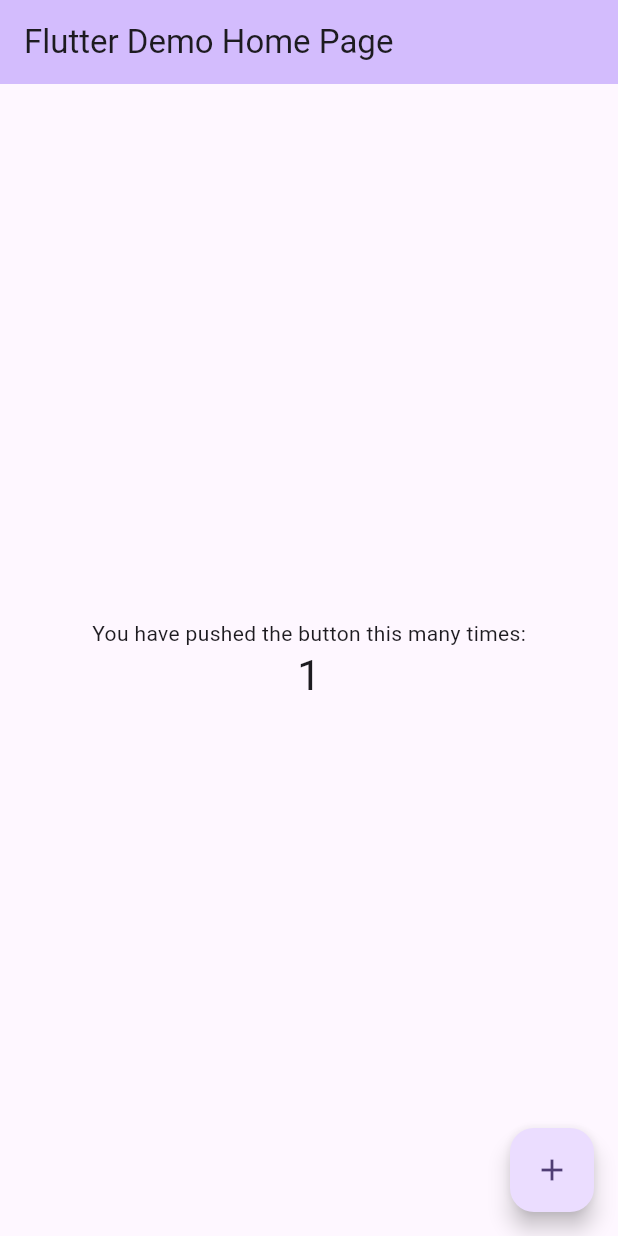
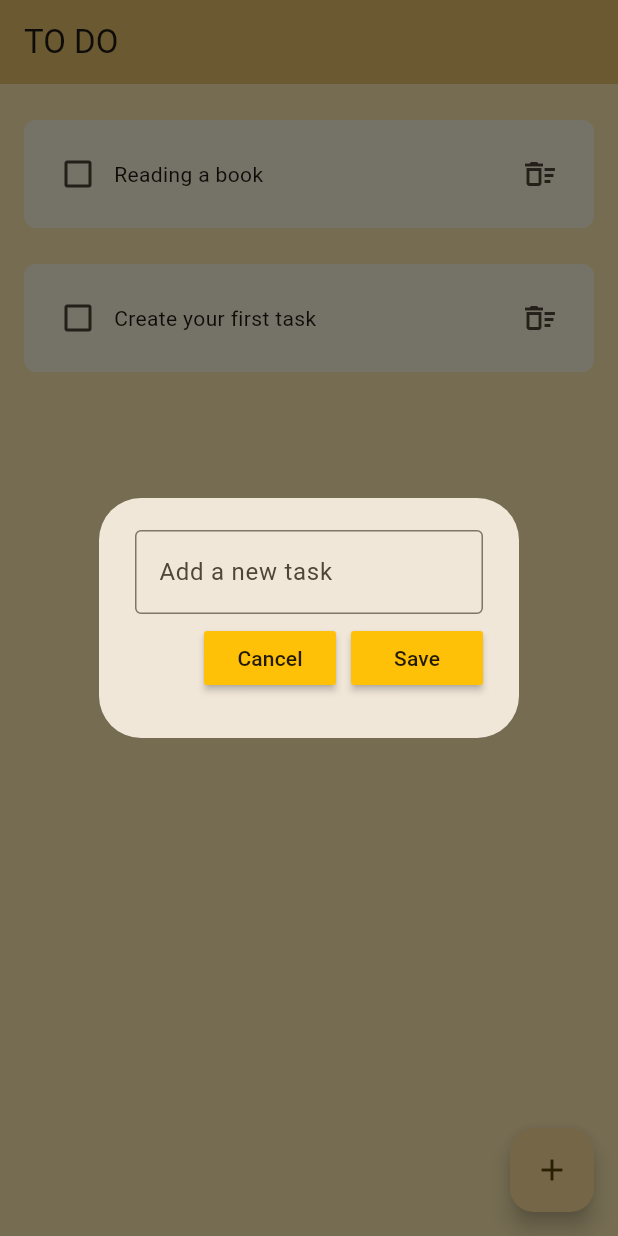
Before and after one commit to mbr1993/flutter_todo_app, a Flutter app: the screen it shows after launch, after a tap on the "add" icon, on a phone screen of 412 x 824 dp. Run offline on Flutter 3.47's test engine with Material 2 defaults, Android fonts, the phone set to English and light mode, and no system bars; drawn by our look-alikes of flutter_slidable; our stand-ins replace hive_flutter; accounts and stored records are empty.

Commit message:
finishing database

```diff
--- /dev/null
+++ b/lib/data/database.dart
@@ -0,0 +1,26 @@
+import 'package:hive_flutter/hive_flutter.dart';
+
+class ToDoDatabase {
+  List todoList = [];
+
+  //reference our box
+  final _myBox = Hive.box('myBox');
+
+  //run this method if it is a first time ever opening this app
+  createInitialData() {
+    todoList = [
+      ['Reading a book', false],
+      ['Create your first task', false],
+    ];
+  }
+
+  //load the data from database
+  loadData() {
+    todoList = _myBox.get('TODOLIST');
+  }
+
+  //update the database
+  updateData() {
+    _myBox.put('TODOLIST', todoList);
+  }
+}
--- a/lib/main.dart
+++ b/lib/main.dart
@@ -1,125 +1,27 @@
 import 'package:flutter/material.dart';
+import 'package:hive_flutter/hive_flutter.dart';
+import 'pages/home_page.dart';
 
-void main() {
+void main() async {
+  //init hive
+  await Hive.initFlutter();
+  //open box
+  var box = await Hive.openBox('myBox');
   runApp(const MyApp());
 }
 
 class MyApp extends StatelessWidget {
   const MyApp({super.key});
 
-  // This widget is the root of your application.
   @override
   Widget build(BuildContext context) {
     return MaterialApp(
-      title: 'Flutter Demo',
+      debugShowCheckedModeBanner: false,
       theme: ThemeData(
-        // This is the theme of your application.
-        //
-        // TRY THIS: Try running your application with "flutter run". You'll see
-        // the application has a blue toolbar. Then, without quitting the app,
-        // try changing the seedColor in the colorScheme below to Colors.green
-        // and then invoke "hot reload" (save your changes or press the "hot
-        // reload" button in a Flutter-supported IDE, or press "r" if you used
-        // the command line to start the app).
-        //
-        // Notice that the counter didn't reset back to zero; the application
-        // state is not lost during the reload. To reset the state, use hot
-        // restart instead.
-        //
-        // This works for code too, not just values: Most code changes can be
-        // tested with just a hot reload.
-        colorScheme: ColorScheme.fromSeed(seedColor: Colors.deepPurple),
+        colorScheme: ColorScheme.fromSeed(seedColor: Colors.amber),
         useMaterial3: true,
       ),
-      home: const MyHomePage(title: 'Flutter Demo Home Page'),
+      home: const MyHomePage(),
     );
   }
 }
-
-class MyHomePage extends StatefulWidget {
-  const MyHomePage({super.key, required this.title});
-
-  // This widget is the home page of your application. It is stateful, meaning
-  // that it has a State object (defined below) that contains fields that affect
-  // how it looks.
-
-  // This class is the configuration for the state. It holds the values (in this
-  // case the title) provided by the parent (in this case the App widget) and
-  // used by the build method of the State. Fields in a Widget subclass are
-  // always marked "final".
-
-  final String title;
-
-  @override
-  State<MyHomePage> createState() => _MyHomePageState();
-}
-
-class _MyHomePageState extends State<MyHomePage> {
-  int _counter = 0;
-
-  void _incrementCounter() {
-    setState(() {
-      // This call to setState tells the Flutter framework that something has
-      // changed in this State, which causes it to rerun the build method below
-      // so that the display can reflect the updated values. If we changed
-      // _counter without calling setState(), then the build method would not be
-      // called again, and so nothing would appear to happen.
-      _counter++;
-    });
-  }
-
-  @override
-  Widget build(BuildContext context) {
-    // This method is rerun every time setState is called, for instance as done
-    // by the _incrementCounter method above.
-    //
-    // The Flutter framework has been optimized to make rerunning build methods
-    // fast, so that you can just rebuild anything that needs updating rather
-    // than having to individually change instances of widgets.
-    return Scaffold(
-      appBar: AppBar(
-        // TRY THIS: Try changing the color here to a specific color (to
-        // Colors.amber, perhaps?) and trigger a hot reload to see the AppBar
-        // change color while the other colors stay the same.
-        backgroundColor: Theme.of(context).colorScheme.inversePrimary,
-        // Here we take the value from the MyHomePage object that was created by
-        // the App.build method, and use it to set our appbar title.
-        title: Text(widget.title),
-      ),
-      body: Center(
-        // Center is a layout widget. It takes a single child and positions it
-        // in the middle of the parent.
-        child: Column(
-          // Column is also a layout widget. It takes a list of children and
-          // arranges them vertically. By default, it sizes itself to fit its
-          // children horizontally, and tries to be as tall as its parent.
-          //
-          // Column has various properties to control how it sizes itself and
-          // how it positions its children. Here we use mainAxisAlignment to
-          // center the children vertically; the main axis here is the vertical
-          // axis because Columns are vertical (the cross axis would be
-          // horizontal).
-          //
-          // TRY THIS: Invoke "debug painting" (choose the "Toggle Debug Paint"
-          // action in the IDE, or press "p" in the console), to see the
-          // wireframe for each widget.
-          mainAxisAlignment: MainAxisAlignment.center,
-          children: <Widget>[
-            const Text(
-              'You have pushed the button this many times:',
-            ),
-            Text(
-              '$_counter',
-              style: Theme.of(context).textTheme.headlineMedium,
-            ),
-          ],
-        ),
-      ),
-      floatingActionButton: FloatingActionButton(
-        onPressed: _incrementCounter,
-        tooltip: 'Increment',
-        child: const Icon(Icons.add),
-      ), // This trailing comma makes auto-formatting nicer for build methods.
-    );
-  }
-}
--- /dev/null
+++ b/lib/pages/home_page.dart
@@ -0,0 +1,93 @@
+import 'package:flutter/material.dart';
+import 'package:flutter_todo_app/data/database.dart';
+import 'package:flutter_todo_app/utils/alert_dialog_add_task.dart';
+import 'package:flutter_todo_app/utils/todo_tile.dart';
+import 'package:hive_flutter/hive_flutter.dart';
+
+class MyHomePage extends StatefulWidget {
+  const MyHomePage({super.key});
+
+  @override
+  State<MyHomePage> createState() => _MyHomePageState();
+}
+
+class _MyHomePageState extends State<MyHomePage> {
+  //reference hive box
+  final _myBox = Hive.box('myBox');
+  ToDoDatabase db = ToDoDatabase();
+
+  final _controller = TextEditingController();
+
+  @override
+  void initState() {
+    // if this is the first time opening the app, then create default data
+    if (_myBox.get('TODOLIST') == null) {
+      db.createInitialData();
+    } else {
+      db.loadData();
+    }
+    super.initState();
+  }
+
+  @override
+  Widget build(BuildContext context) {
+    return Scaffold(
+      backgroundColor: Colors.amber[100],
+      appBar: AppBar(
+        centerTitle: false,
+        elevation: 0,
+        backgroundColor: Theme.of(context).colorScheme.inversePrimary,
+        title: const Text('TO DO'),
+      ),
+      floatingActionButton: FloatingActionButton(
+        onPressed: createNewTask,
+        child: const Icon(Icons.add),
+      ),
+      body: ListView.builder(
+          itemCount: db.todoList.length,
+          itemBuilder: (context, index) {
+            return ToDoTile(
+              taskName: db.todoList[index][0],
+              taskComplete: db.todoList[index][1],
+              onChanged: (value) => checkBoxChanged(value, index),
+              deleteFunction: (context) => deleteTask(index),
+            );
+          }),
+    );
+  }
+
+  createNewTask() {
+    showDialog(
+      context: context,
+      builder: (context) {
+        return AddTaskDialog(
+          controller: _controller,
+          cancel: () => Navigator.of(context).pop(),
+          onSave: saveNewTask,
+        );
+      },
+    );
+  }
+
+  void checkBoxChanged(bool? value, int index) {
+    setState(() {
+      db.todoList[index][1] = !db.todoList[index][1];
+    });
+    db.updateData();
+  }
+
+  void saveNewTask() {
+    setState(() {
+      db.todoList.add([_controller.text, false]);
+      Navigator.of(context).pop();
+    });
+    db.updateData();
+  }
+
+  deleteTask(int index) {
+    setState(() {
+      db.todoList.removeAt(index);
+    });
+    db.updateData();
+  }
+}
--- /dev/null
+++ b/lib/utils/alert_dialog_add_task.dart
@@ -0,0 +1,44 @@
+import 'package:flutter/cupertino.dart';
+import 'package:flutter/material.dart';
+import 'package:flutter_todo_app/utils/my_button.dart';
+
+class AddTaskDialog extends StatelessWidget {
+  final controller;
+  VoidCallback onSave;
+  VoidCallback cancel;
+
+  AddTaskDialog(
+      {super.key,
+      required this.controller,
+      required this.cancel,
+      required this.onSave});
+
+  @override
+  Widget build(BuildContext context) {
+    return AlertDialog(
+      content: SizedBox(
+        height: 120,
+        child: Column(
+          mainAxisAlignment: MainAxisAlignment.spaceEvenly,
+          children: [
+            TextField(
+              controller: controller,
+              decoration: const InputDecoration(
+                border: OutlineInputBorder(),
+                hintText: 'Add a new task',
+              ),
+            ),
+            Row(
+              mainAxisAlignment: MainAxisAlignment.end,
+              children: [
+                MyButton(text: 'Cancel', onPressed: cancel),
+                const SizedBox(width: 10),
+                MyButton(text: 'Save', onPressed: onSave),
+              ],
+            )
+          ],
+        ),
+      ),
+    );
+  }
+}
--- /dev/null
+++ b/lib/utils/my_button.dart
@@ -0,0 +1,21 @@
+import 'package:flutter/material.dart';
+
+class MyButton extends StatelessWidget {
+  String text;
+  VoidCallback onPressed;
+
+  MyButton({
+    super.key,
+    required this.text,
+    required this.onPressed,
+  });
+
+  @override
+  Widget build(BuildContext context) {
+    return MaterialButton(
+      color: Colors.amber,
+      onPressed: onPressed,
+      child: Text(text),
+    );
+  }
+}
--- /dev/null
+++ b/lib/utils/todo_tile.dart
@@ -0,0 +1,65 @@
+import 'package:flutter/material.dart';
+import 'package:flutter_slidable/flutter_slidable.dart';
+
+class ToDoTile extends StatelessWidget {
+  final String taskName;
+  final bool taskComplete;
+  Function(bool?)? onChanged;
+  Function(BuildContext)? deleteFunction;
+
+  ToDoTile(
+      {super.key,
+      required this.taskName,
+      required this.taskComplete,
+      required this.deleteFunction,
+      required this.onChanged});
+
+  @override
+  Widget build(BuildContext context) {
+    return Padding(
+      padding: const EdgeInsets.only(right: 16, left: 16, top: 24),
+      child: Slidable(
+        endActionPane: ActionPane(
+          motion: StretchMotion(),
+          children: [
+            SlidableAction(
+              icon: Icons.delete,
+              backgroundColor: Colors.red,
+              onPressed: deleteFunction,
+              borderRadius: BorderRadius.circular(16),
+            ),
+          ],
+        ),
+        child: Container(
+          padding: const EdgeInsets.all(12),
+          decoration: BoxDecoration(
+            color: Colors.amber[50],
+            borderRadius: BorderRadius.circular(8),
+          ),
+          child: Row(
+            children: [
+              Checkbox(value: taskComplete, onChanged: onChanged),
+              Expanded(
+                child: Text(
+                  taskName,
+                  style: TextStyle(
+                      decoration: taskComplete
+                          ? TextDecoration.lineThrough
+                          : TextDecoration.none),
+                ),
+              ),
+              IconButton(
+                alignment: AlignmentDirectional.topEnd,
+                onPressed: () {},
+                icon: Icon(
+                  Icons.delete_sweep_outlined,
+                  // color: Colors.deepPurple,
+                ),
+              )
+            ],
+          ),
+        ),
+      ),
+    );
+  }
+}
--- a/pubspec.yaml
+++ b/pubspec.yaml
@@ -35,6 +35,9 @@ dependencies:
   # The following adds the Cupertino Icons font to your application.
   # Use with the CupertinoIcons class for iOS style icons.
   cupertino_icons: ^1.0.2
+  flutter_slidable: ^3.0.0
+  hive: ^2.2.3
+  hive_flutter: ^1.1.0
 
 dev_dependencies:
   flutter_test:
```
Also changed, not shown: pubspec.lock, 3 other files.
